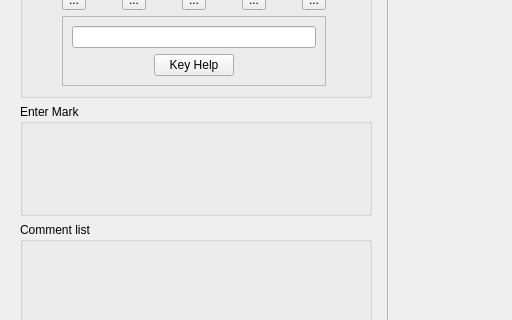
First picture: the form in qtCreatorFiles/ui_annotator_righthandmouse.ui, repository plomgrading/plom, before the edit; both pictures show x 0 to 512 and y 142 to 462 of the 862 by 670 pixel window.
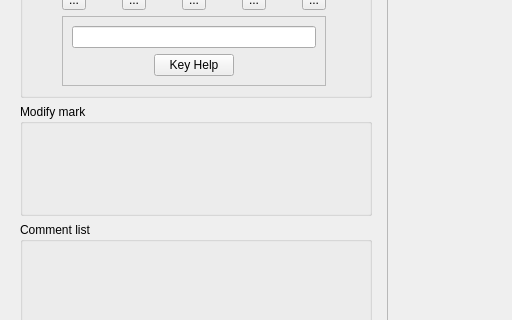
Second picture: the form after the edit.

Commit message: Updated "enter mark" label on annotator to say "modify mark"

The edit to the form file:
```diff
--- a/qtCreatorFiles/ui_annotator_righthandmouse.ui
+++ b/qtCreatorFiles/ui_annotator_righthandmouse.ui
@@ -291,7 +291,7 @@
          </sizepolicy>
         </property>
         <property name="title">
-         <string>Enter Mark</string>
+         <string>Modify mark</string>
         </property>
         <layout class="QGridLayout" name="markGrid">
          <property name="leftMargin">
```
The commit also changes 3 other files.
